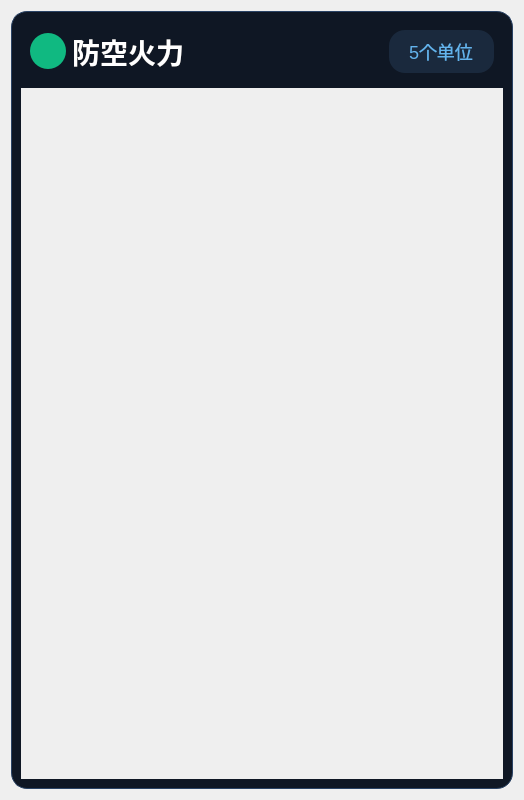
Qt form Project/src/EstimateSituation/FirepowerControl.ui (jackstraw1112/UVA-MissionPlanning) before a commit.
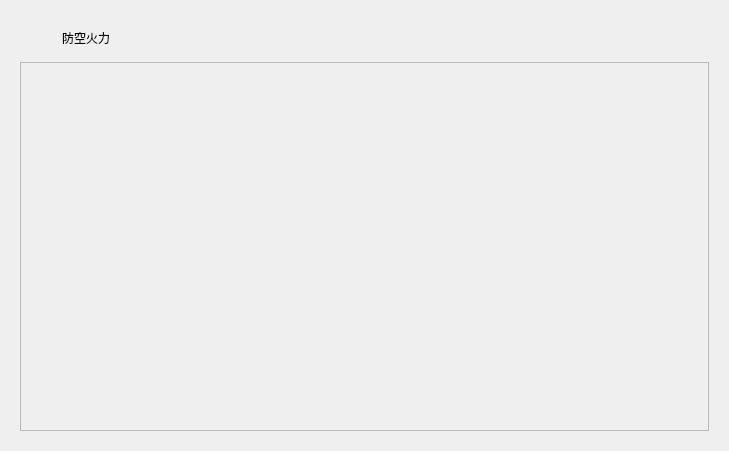
The same form after that commit.

```diff
--- a/Project/src/EstimateSituation/FirepowerControl.ui
+++ b/Project/src/EstimateSituation/FirepowerControl.ui
@@ -6,8 +6,8 @@
    <rect>
     <x>0</x>
     <y>0</y>
-    <width>524</width>
-    <height>800</height>
+    <width>729</width>
+    <height>451</height>
    </rect>
   </property>
   <property name="windowTitle">
@@ -16,18 +16,11 @@
   <layout class="QVBoxLayout" name="verticalLayout">
    <item>
     <widget class="QFrame" name="mainFrame">
-     <property name="styleSheet">
-      <string notr="true">QFrame#mainFrame { background-color: #0F1724; border: 1px solid #2A4365; border-radius: 16px; }</string>
-     </property>
      <layout class="QVBoxLayout" name="verticalLayout_2">
       <item>
-       <widget class="QWidget" name="titleBar">
         <layout class="QHBoxLayout" name="horizontalLayout">
          <item>
           <widget class="QLabel" name="titleIcon">
-           <property name="styleSheet">
-            <string notr="true">QLabel#titleIcon { background-color: #10B981; border-radius: 18px; }</string>
-           </property>
            <property name="minimumSize">
             <size>
              <width>36</width>
@@ -44,9 +37,6 @@
          </item>
          <item>
           <widget class="QLabel" name="titleLabel">
-           <property name="styleSheet">
-            <string notr="true">QLabel#titleLabel { font-size: 28px; font-weight: bold; color: #FFFFFF; }</string>
-           </property>
            <property name="text">
             <string>防空火力</string>
            </property>
@@ -65,27 +55,10 @@
            </property>
           </spacer>
          </item>
-         <item>
-          <widget class="QLabel" name="unitLabel">
-           <property name="styleSheet">
-            <string notr="true">QLabel#unitLabel { background-color: #1A293D; border-radius: 16px; padding: 8px 16px; font-size: 18px; color: #63B3ED; }</string>
-           </property>
-           <property name="text">
-            <string>5个单位</string>
-           </property>
-          </widget>
-         </item>
-        </layout>
-       </widget>
+       </layout>
       </item>
       <item>
        <widget class="QScrollArea" name="scrollArea">
-        <property name="styleSheet">
-         <string notr="true">QScrollArea { border: none; background-color: transparent; }
-QScrollBar:vertical { background-color: #122033; width: 12px; border-radius: 6px; }
-QScrollBar::handle:vertical { background-color: #2A4365; border-radius: 6px; min-height: 20px; }
-QScrollBar::add-line:vertical, QScrollBar::sub-line:vertical { height: 0px; }</string>
-        </property>
         <property name="widgetResizable">
          <bool>true</bool>
         </property>
@@ -94,8 +67,8 @@
           <rect>
            <x>0</x>
            <y>0</y>
-           <width>498</width>
-           <height>650</height>
+           <width>488</width>
+           <height>720</height>
           </rect>
          </property>
          <layout class="QVBoxLayout" name="verticalLayout_3">
```
Lines whose indentation alone changed are shown as unchanged.
